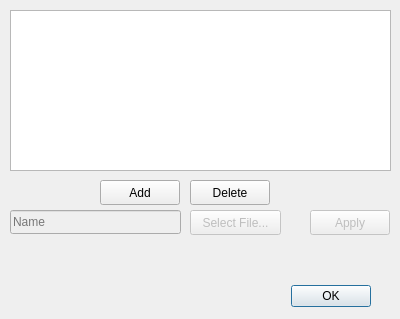
The window that TrackModel/layoutdialog.ui (marmysl/ece1140) describes before a commit, drawn with Qt 5.
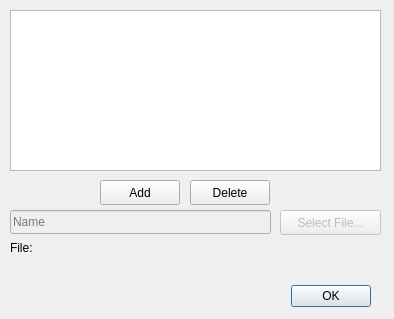
The same window after the commit.

Commit message: Embetter Layout Dialog inputs, add station names to block table

What changed in the file:
```diff
--- a/TrackModel/layoutdialog.ui
+++ b/TrackModel/layoutdialog.ui
@@ -6,7 +6,7 @@
    <rect>
     <x>0</x>
     <y>0</y>
-    <width>400</width>
+    <width>394</width>
     <height>319</height>
    </rect>
   </property>
@@ -34,7 +34,7 @@
     <rect>
      <x>10</x>
      <y>10</y>
-     <width>381</width>
+     <width>371</width>
      <height>161</height>
     </rect>
    </property>
@@ -53,7 +53,7 @@
     <rect>
      <x>10</x>
      <y>210</y>
-     <width>171</width>
+     <width>261</width>
      <height>24</height>
     </rect>
    </property>
@@ -67,9 +67,9 @@
    </property>
    <property name="geometry">
     <rect>
-     <x>190</x>
+     <x>280</x>
      <y>210</y>
-     <width>91</width>
+     <width>101</width>
      <height>25</height>
     </rect>
    </property>
@@ -77,33 +77,17 @@
     <string>Select File...</string>
    </property>
   </widget>
-  <widget class="QPushButton" name="applyButton">
-   <property name="enabled">
-    <bool>false</bool>
-   </property>
-   <property name="geometry">
-    <rect>
-     <x>310</x>
-     <y>210</y>
-     <width>80</width>
-     <height>25</height>
-    </rect>
-   </property>
-   <property name="text">
-    <string>Apply</string>
-   </property>
-  </widget>
   <widget class="QLabel" name="fileLabel">
    <property name="geometry">
     <rect>
-     <x>10</x>
+     <x>50</x>
      <y>240</y>
-     <width>381</width>
+     <width>341</width>
      <height>31</height>
     </rect>
    </property>
    <property name="text">
-    <string>&lt;FileName&gt;</string>
+    <string/>
    </property>
    <property name="alignment">
     <set>Qt::AlignLeading|Qt::AlignLeft|Qt::AlignTop</set>
@@ -138,6 +122,19 @@
     <string>Delete</string>
    </property>
   </widget>
+  <widget class="QLabel" name="label">
+   <property name="geometry">
+    <rect>
+     <x>10</x>
+     <y>240</y>
+     <width>41</width>
+     <height>16</height>
+    </rect>
+   </property>
+   <property name="text">
+    <string>File:</string>
+   </property>
+  </widget>
  </widget>
  <resources/>
  <connections>
```
The commit also changes 3 other files.
